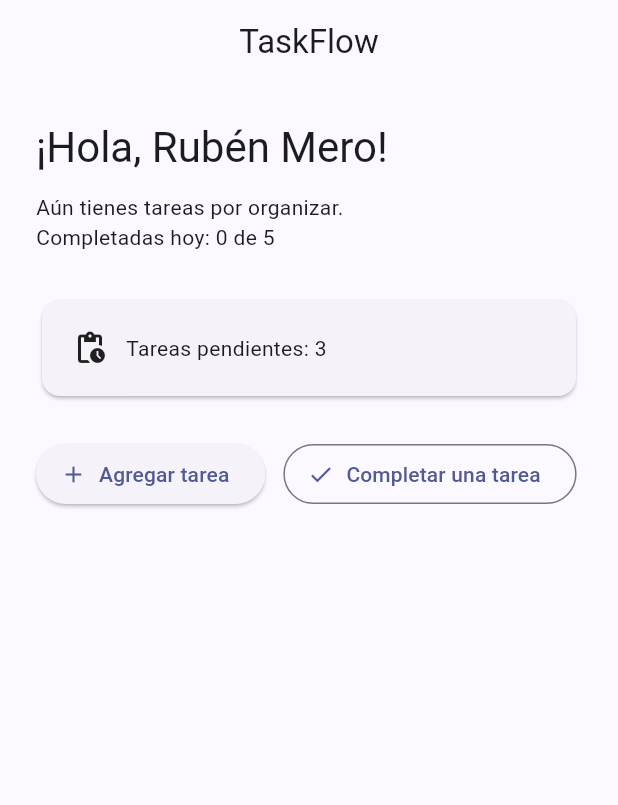
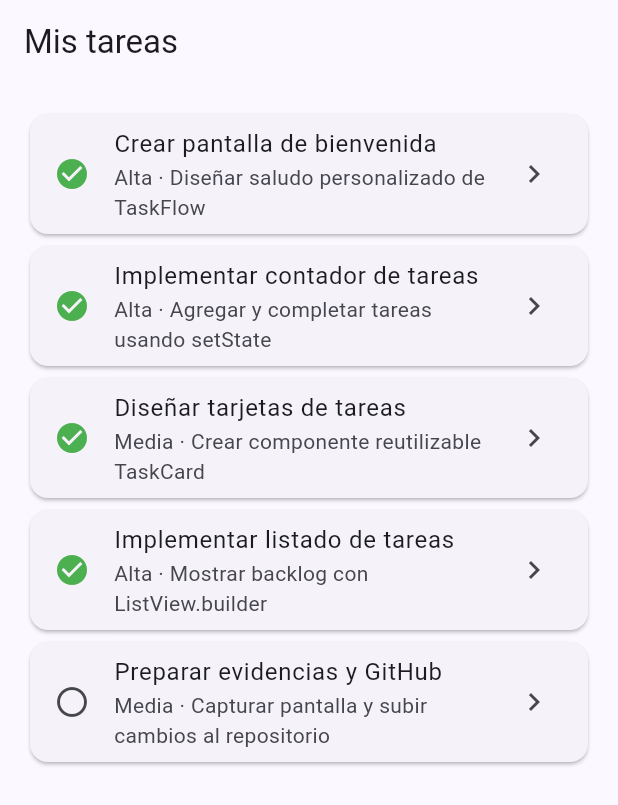
Before and after one commit to RubenMero/taskflow, a Flutter app: the screen it shows after launch, on a phone screen of 412 x 824 dp. Shown: the top 805 px of the screen. Run offline on Flutter 3.47's test engine with Material 3 defaults, Android fonts, the phone set to English and light mode, and no system bars.

Commit message:
feat: mostrar listado local de tareas

```diff
--- a/lib/main.dart
+++ b/lib/main.dart
@@ -16,10 +16,73 @@ class TaskFlowApp extends StatelessWidget {
         colorScheme: ColorScheme.fromSeed(seedColor: Colors.indigo),
         useMaterial3: true,
       ),
-      home: const WelcomeScreen(),
+
+      // DESARROLLO C: Nueva pantalla inicial
+      home: const TaskListScreen(),
     );
   }
 }
+
+// DESARROLLO A: MODELO DE TAREA
+
+class Task {
+  const Task({
+    required this.id,
+    required this.title,
+    required this.description,
+    required this.priority,
+    required this.isCompleted,
+  });
+
+  final int id;
+  final String title;
+  final String description;
+  final String priority;
+  final bool isCompleted;
+}
+
+// CINCO TAREAS DE PRUEBA
+
+
+const demoTasks = [
+  Task(
+    id: 1,
+    title: 'Crear pantalla de bienvenida',
+    description: 'Diseñar saludo personalizado de TaskFlow',
+    priority: 'Alta',
+    isCompleted: true,
+  ),
+  Task(
+    id: 2,
+    title: 'Implementar contador de tareas',
+    description: 'Agregar y completar tareas usando setState',
+    priority: 'Alta',
+    isCompleted: true,
+  ),
+  Task(
+    id: 3,
+    title: 'Diseñar tarjetas de tareas',
+    description: 'Crear componente reutilizable TaskCard',
+    priority: 'Media',
+    isCompleted: true,
+  ),
+  Task(
+    id: 4,
+    title: 'Implementar listado de tareas',
+    description: 'Mostrar backlog con ListView.builder',
+    priority: 'Alta',
+    isCompleted: true,
+  ),
+  Task(
+    id: 5,
+    title: 'Preparar evidencias y GitHub',
+    description: 'Capturar pantalla y subir cambios al repositorio',
+    priority: 'Media',
+    isCompleted: false,
+  ),
+];
+
+// PANTALLA DE BIENVENIDA ANTERIOR
 
 class WelcomeScreen extends StatefulWidget {
   const WelcomeScreen({super.key});
@@ -33,13 +96,10 @@ class _WelcomeScreenState extends State<WelcomeScreen> {
 
   int pendingTasks = 3;
 
-  // Meta diaria de tareas
   static const dailyGoal = 5;
 
-  // Contador de tareas completadas
   int completedTasks = 0;
 
-  // Completar una tarea
   void _completeTask() {
     if (pendingTasks == 0) {
       return;
@@ -54,7 +114,6 @@ class _WelcomeScreenState extends State<WelcomeScreen> {
     });
   }
 
-  // Agregar una tarea
   void _addTask() {
     setState(() {
       pendingTasks++;
@@ -78,11 +137,11 @@ class _WelcomeScreenState extends State<WelcomeScreen> {
               '¡Hola, $studentName!',
               style: Theme.of(context).textTheme.headlineMedium,
             ),
+
             const SizedBox(height: 12),
 
             Text(statusMessage),
 
-            // Mostrar tareas completadas hoy
             Text('Completadas hoy: $completedTasks de $dailyGoal'),
 
             const SizedBox(height: 28),
@@ -124,3 +183,48 @@ class _WelcomeScreenState extends State<WelcomeScreen> {
     );
   }
 }
+
+// DESARROLLO B: COMPONENTE REUTILIZABLE TASKCARD
+
+class TaskCard extends StatelessWidget {
+  const TaskCard({super.key, required this.task});
+
+  final Task task;
+
+  @override
+  Widget build(BuildContext context) {
+    return Card(
+      child: ListTile(
+        leading: Icon(
+          task.isCompleted ? Icons.check_circle : Icons.radio_button_unchecked,
+          color: task.isCompleted ? Colors.green : null,
+        ),
+        title: Text(task.title),
+        subtitle: Text('${task.priority} · ${task.description}'),
+        trailing: const Icon(Icons.chevron_right),
+      ),
+    );
+  }
+}
+
+// DESARROLLO C: LISTA DE TAREAS BAJO DEMANDA
+
+class TaskListScreen extends StatelessWidget {
+  const TaskListScreen({super.key});
+
+  @override
+  Widget build(BuildContext context) {
+    return Scaffold(
+      appBar: AppBar(title: const Text('Mis tareas')),
+      body: ListView.builder(
+        padding: const EdgeInsets.all(16),
+        itemCount: demoTasks.length,
+        itemBuilder: (context, index) {
+          final task = demoTasks[index];
+
+          return TaskCard(task: task);
+        },
+      ),
+    );
+  }
+}
```
